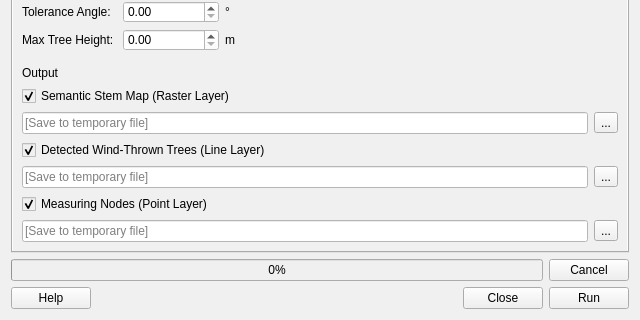
Above: winmol_analyzer_dialog_base.ui from StefanReder/WINMOL_Analyzer before the change; both pictures show x 0 to 640 and y 430 to 750 of the 640 by 750 pixel window. Below: the same form after it.
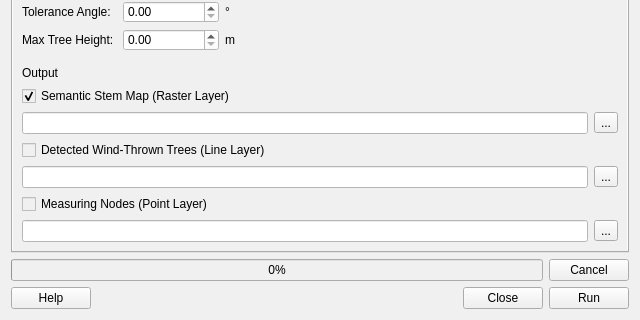
That is the form after the change.

What changed in the file:
```diff
--- a/winmol_analyzer_dialog_base.ui
+++ b/winmol_analyzer_dialog_base.ui
@@ -462,7 +462,7 @@
             <string notr="true">background-color: rgb(255, 255, 255)</string>
            </property>
            <property name="placeholderText">
-            <string>[Save to temporary file]</string>
+            <string/>
            </property>
           </widget>
          </item>
@@ -484,7 +484,7 @@
           <string>Detected Wind-Thrown Trees (Line Layer)</string>
          </property>
          <property name="checked">
-          <bool>true</bool>
+          <bool>false</bool>
          </property>
         </widget>
        </item>
@@ -502,7 +502,7 @@
             <string notr="true">background-color: rgb(255, 255, 255)</string>
            </property>
            <property name="placeholderText">
-            <string>[Save to temporary file]</string>
+            <string/>
            </property>
           </widget>
          </item>
@@ -524,7 +524,7 @@
           <string>Measuring Nodes (Point Layer)</string>
          </property>
          <property name="checked">
-          <bool>true</bool>
+          <bool>false</bool>
          </property>
         </widget>
        </item>
@@ -542,7 +542,7 @@
             <string notr="true">background-color: rgb(255, 255, 255)</string>
            </property>
            <property name="placeholderText">
-            <string>[Save to temporary file]</string>
+            <string/>
            </property>
           </widget>
          </item>
```
